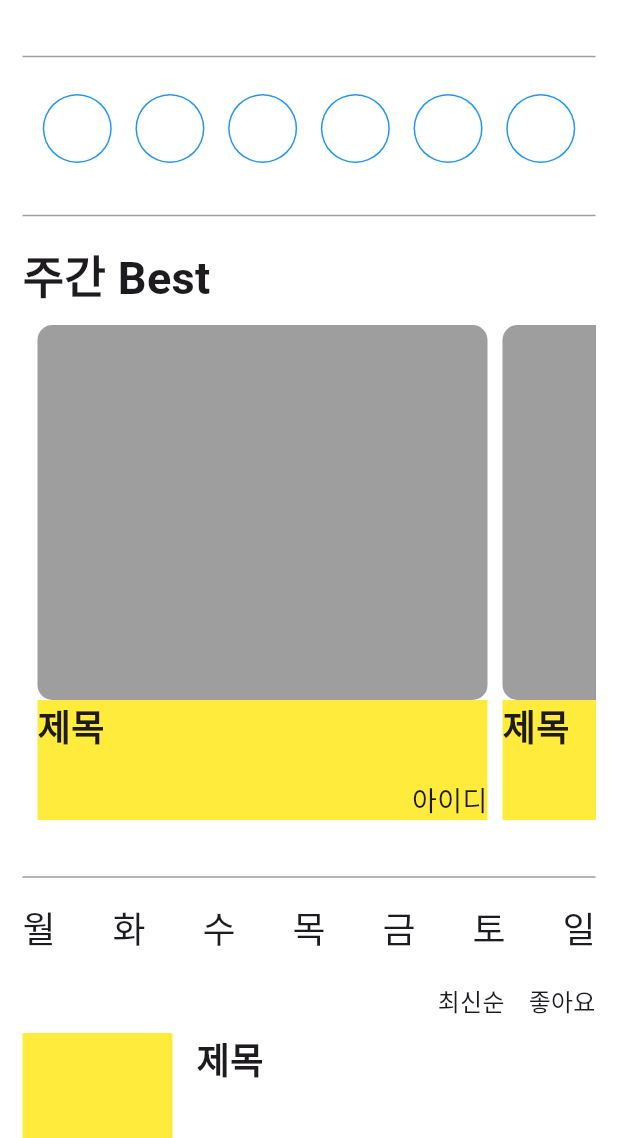
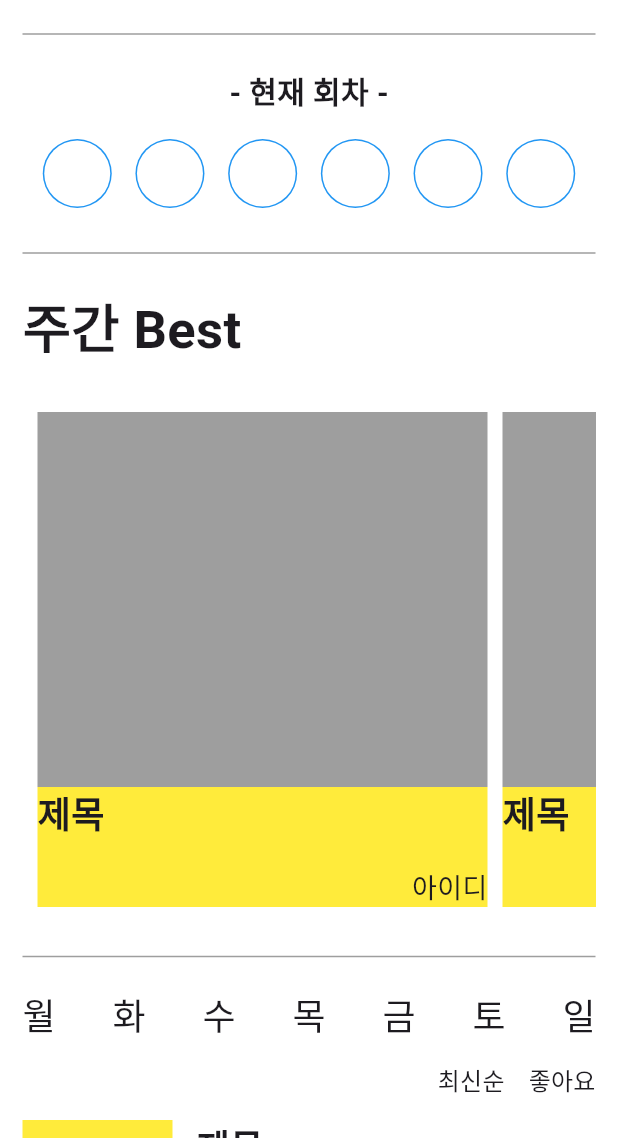
Before and after one commit to seonho99/lottoblog, a Flutter app: the MainhomePage screen opened directly, on a phone screen of 412 x 824 dp, the part 98-1236 px from its top. Run offline on Flutter 3.47's test engine with Material 3 defaults, Android fonts, the phone set to English and light mode, and no system bars.

Commit message:
0920_four_push

```diff
--- a/lib/bestauthor_week.dart
+++ b/lib/bestauthor_week.dart
@@ -14,7 +14,6 @@
             width: 300,
             height: 250,
             decoration: BoxDecoration(
-              borderRadius: BorderRadius.circular(10.0),
               color: Colors.grey.shade500,
             ),
           ),
--- a/lib/main.dart
+++ b/lib/main.dart
@@ -16,7 +16,7 @@
   Widget build(BuildContext context) {
     return MaterialApp(
       title: 'Lotto blog',
-      home: BottomNavigationBarExample(),
+      home: AuthorDay(),
     );
   }
 }
--- a/lib/mainhome_page.dart
+++ b/lib/mainhome_page.dart
@@ -29,7 +29,7 @@
                     Row(
                       children: [
                         Container(
-                          margin: EdgeInsets.only(bottom: 30),
+                          // margin: EdgeInsets.only(bottom: 30),
                           width: 50,
                           height: 50,
                           decoration: BoxDecoration(
@@ -38,7 +38,7 @@
                         ),
                         SizedBox(width: 20),
                         Container(
-                          margin: EdgeInsets.only(bottom: 30),
+                          // margin: EdgeInsets.only(bottom: 30),
                           width: 50,
                           height: 50,
                           decoration: BoxDecoration(
@@ -51,12 +51,16 @@
                 ),
                 Container(
                   child: Divider(color: Colors.grey, thickness: 1.0),
-                  padding: EdgeInsets.only(bottom: 10),
+                  padding: EdgeInsets.only(top: 15, bottom: 15),
+                ),
+                Text(
+                  '- 현재 회차 -',
+                  style: TextStyle(fontSize: 20, fontWeight: FontWeight.bold),
                 ),
                 Container(
+                  margin: EdgeInsets.only(top: 10),
                   width: MediaQuery.of(context).size.width * 0.9,
                   height: 60,
-                  margin: EdgeInsets.only(bottom: 20),
                   child: Row(
                     mainAxisAlignment: MainAxisAlignment.spaceBetween,
                     children: List.generate(
@@ -77,20 +81,21 @@
                 ),
                 Container(
                   child: Divider(color: Colors.grey, thickness: 1.0),
-                  padding: EdgeInsets.only(bottom: 10),
+                  padding: EdgeInsets.only(top: 15, bottom: 15),
                 ),
                 Row(
                   children: [
                     Text(
                       '주간 Best',
                       style:
-                          TextStyle(fontSize: 30, fontWeight: FontWeight.bold),
+                          TextStyle(fontSize: 35, fontWeight: FontWeight.bold),
                     ),
                   ],
                 ),
                 Padding(
-                  padding: const EdgeInsets.only(bottom: 20),
-                  child: SingleChildScrollView(
+                  padding: EdgeInsets.only(bottom: 20),
+                ),
+                SingleChildScrollView(
                   scrollDirection: Axis.horizontal,
                   child: Row(
                     children: [
@@ -102,16 +107,13 @@
                     ],
                   ),
                 ),
-                ),
                 Container(
                   child: Divider(color: Colors.grey, thickness: 1.0),
-                  padding: EdgeInsets.only(bottom: 10),
+                  padding: EdgeInsets.only(top: 15, bottom: 15),
                 ),
                 Column(
                   children: [
-                    Padding(
-                      padding: EdgeInsets.only(bottom: 20),
-                      child: Row(
+                    Row(
                       mainAxisAlignment: MainAxisAlignment.spaceBetween,
                       children: [
                         Text(
@@ -144,14 +146,13 @@
                         ),
                       ],
                     ),
-                    ),
                   ],
                 ),
                 Row(
                   mainAxisAlignment: MainAxisAlignment.end,
                   children: [
                     Padding(
-                      padding: EdgeInsets.only(bottom: 10),
+                      padding: EdgeInsets.only(top: 15, bottom: 15),
                       child: Container(
                         child: Row(
                           children: [
--- a/lib/reader_can_use.dart
+++ b/lib/reader_can_use.dart
@@ -7,11 +7,13 @@
 
   @override
   Widget build(BuildContext context) {
-    return Row(
+    return Column(
+      children: [
+        Row(
           crossAxisAlignment: CrossAxisAlignment.start,
           children: [
             Container(
-            margin: EdgeInsets.only(bottom: 30),
+              // margin: EdgeInsxets.only(bottom: 30),
               width: 100,
               height: 100,
               color: Colors.yellow,
@@ -42,6 +44,11 @@
               ),
             ),
           ],
+        ),Container(
+          child: Divider(color: Colors.grey, thickness: 1.0),
+          padding: EdgeInsets.only(top: 15, bottom: 15),
+        ),
+      ],
     );
   }
 }
```
Also changed, not shown: lib/bottomnavigationbar_example.dart (+67 -59 lines). Lines whose indentation alone changed are shown as unchanged.
